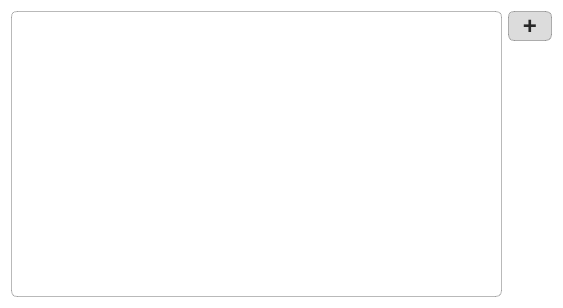
Qt form widget.ui (ergo471/badLauncher) before a commit.
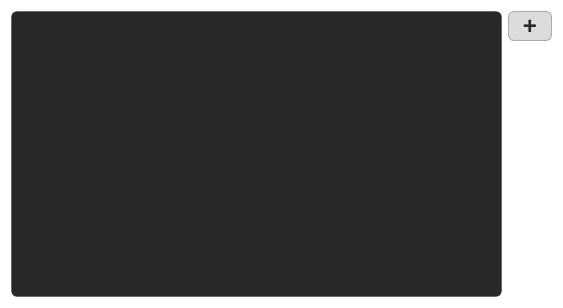
The same form after that commit.

Commit message: Ready on linux, must test on Windows :)

```diff
--- a/widget.ui
+++ b/widget.ui
@@ -18,16 +18,6 @@
 </string>
   </property>
   <layout class="QGridLayout" name="gridLayout">
-   <item row="0" column="0">
-    <widget class="QTableWidget" name="tableWidget">
-     <property name="styleSheet">
-      <string notr="true">border-radius: 6px;
-border-style: inset;
-border-width: 1px;
-border-color: rgba(0,0,0,70);</string>
-     </property>
-    </widget>
-   </item>
    <item row="0" column="1">
     <layout class="QVBoxLayout" name="verticalLayout">
      <item>
@@ -82,6 +72,19 @@
      </item>
     </layout>
    </item>
+   <item row="0" column="0">
+    <widget class="QListWidget" name="listWidget">
+     <property name="styleSheet">
+      <string notr="true">
+border-radius: 6px;
+border-style: inset;
+border-width: 1px;
+border-color: rgba(0,0,0,70);
+background-color: rgb(40, 40, 40);
+</string>
+     </property>
+    </widget>
+   </item>
   </layout>
  </widget>
  <layoutdefault spacing="6" margin="11"/>
```
Left out of the diff: 3 changed lines with no effect on the pictures. The commit also changes 7 other files.
